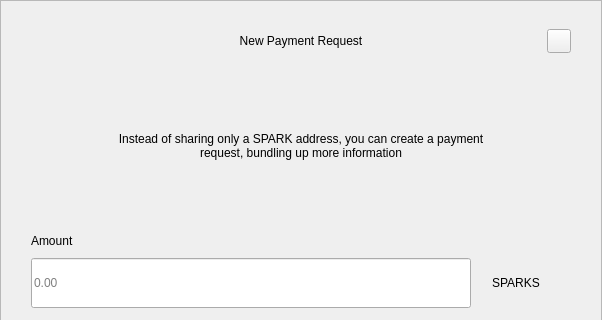
This is src/qt/spark/forms/requestdialog.ui in SparkBaseHub/SparkbaseToken as Qt 5 draws it before an edit; both pictures show x 0 to 602 and y 0 to 320 of the 602 by 607 pixel window. The edited form follows.
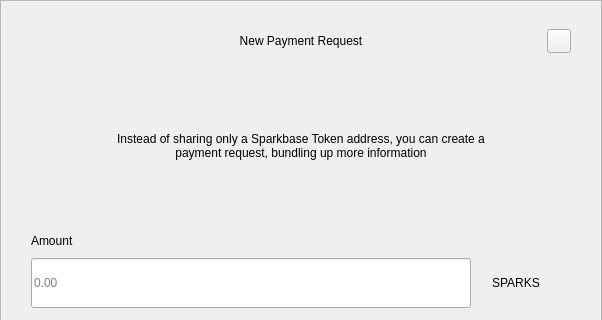
This is the edited form.

Commit message: Sparkbase Token updates

What changed in the file:
```diff
--- a/src/qt/spark/forms/requestdialog.ui
+++ b/src/qt/spark/forms/requestdialog.ui
@@ -210,7 +210,7 @@
              </size>
             </property>
             <property name="text">
-             <string>Instead of sharing only a SPARK address, you can create a payment request, bundling up more information</string>
+             <string>Instead of sharing only a Sparkbase Token address, you can create a payment request, bundling up more information</string>
             </property>
             <property name="alignment">
              <set>Qt::AlignCenter</set>
```
The commit also changes 133 other files.
